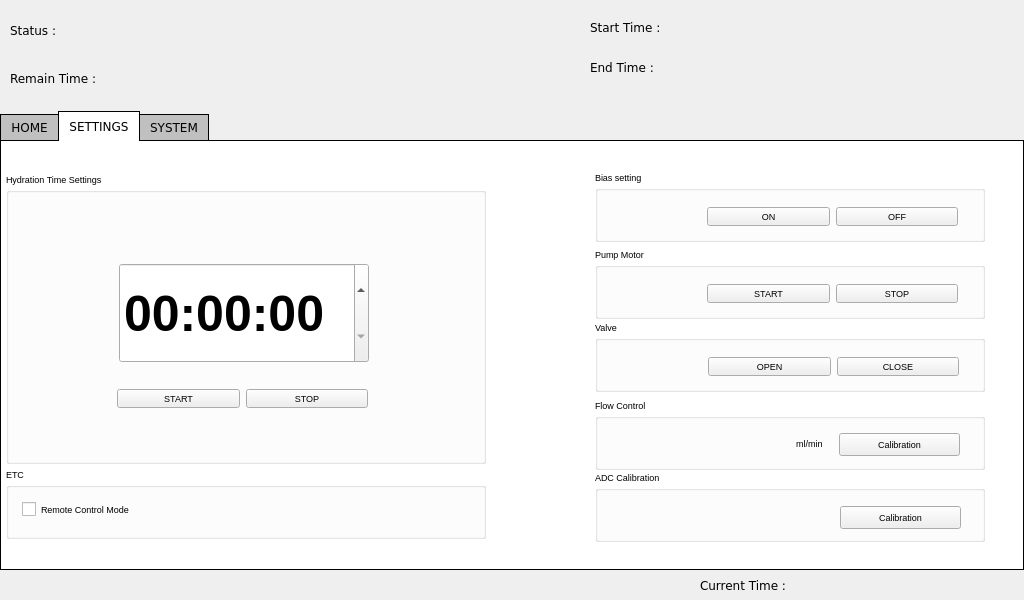
This is mainwindow.ui in shnomad/hydration-tool as Qt 5 draws it before an edit. The edited form follows.
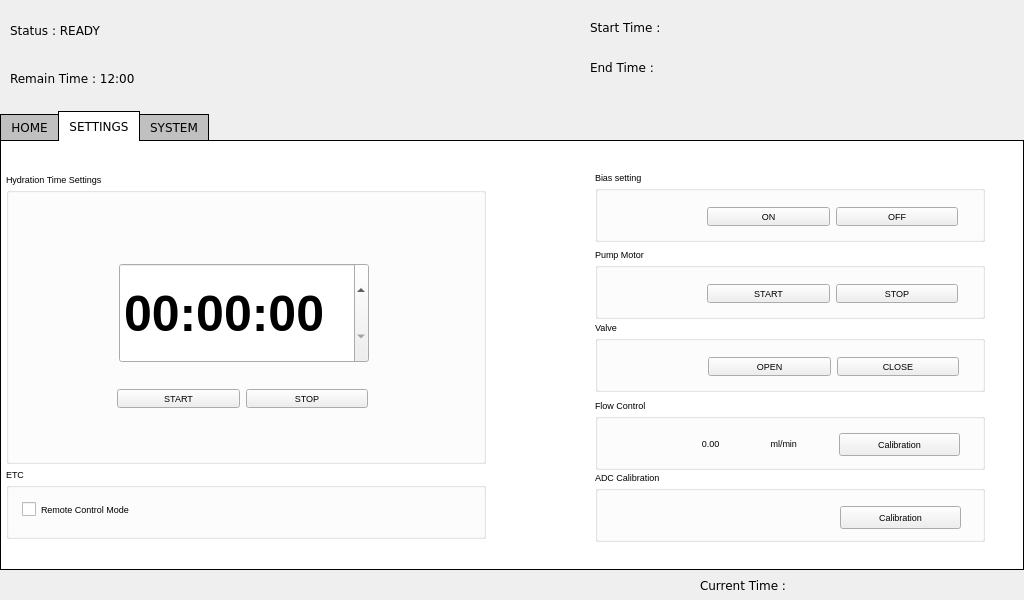
This is the edited form.

What changed in the file:
```diff
--- a/mainwindow.ui
+++ b/mainwindow.ui
@@ -35,7 +35,7 @@
      </rect>
     </property>
     <property name="text">
-     <string>Status :</string>
+     <string>Status : READY</string>
     </property>
    </widget>
    <widget class="QLabel" name="hydration_countdown">
@@ -48,7 +48,7 @@
      </rect>
     </property>
     <property name="text">
-     <string>Remain Time :</string>
+     <string>Remain Time : 12:00</string>
     </property>
    </widget>
    <widget class="QLabel" name="hydration_start_time">
@@ -465,9 +465,9 @@
       <widget class="QLabel" name="flow_status">
        <property name="geometry">
         <rect>
-         <x>109</x>
+         <x>155</x>
          <y>33</y>
-         <width>121</width>
+         <width>70</width>
          <height>23</height>
         </rect>
        </property>
@@ -475,7 +475,7 @@
         <string>ml/min </string>
        </property>
        <property name="alignment">
-        <set>Qt::AlignRight|Qt::AlignTrailing|Qt::AlignVCenter</set>
+        <set>Qt::AlignCenter</set>
        </property>
       </widget>
       <widget class="QPushButton" name="flow_sensor_cal">
@@ -491,6 +491,22 @@
         <string>Calibration</string>
        </property>
       </widget>
+      <widget class="QLabel" name="flow_rate">
+       <property name="geometry">
+        <rect>
+         <x>80</x>
+         <y>33</y>
+         <width>71</width>
+         <height>23</height>
+        </rect>
+       </property>
+       <property name="text">
+        <string>0.00</string>
+       </property>
+       <property name="alignment">
+        <set>Qt::AlignCenter</set>
+       </property>
+      </widget>
      </widget>
      <widget class="QGroupBox" name="adc_calibration">
       <property name="geometry">
```
Left out of the diff: 2 changed lines with no effect on the pictures.
